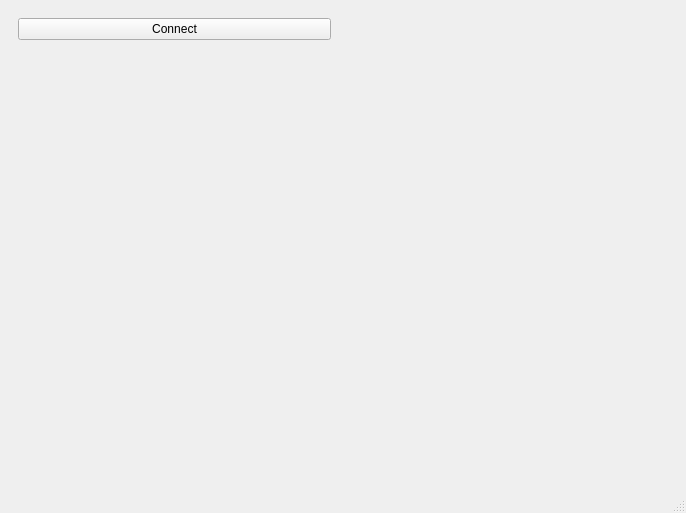
Before: the Qt Designer form dh-gripper-ui/mainwindow.ui in gstorm-b/DH-Gripper-UI, drawn with Qt 5.
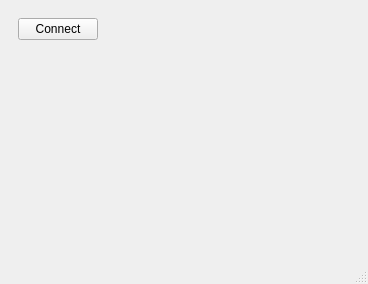
After: the same form once the commit is applied. Custom widgets are drawn as their Qt base class.

```diff
--- a/dh-gripper-ui/mainwindow.ui
+++ b/dh-gripper-ui/mainwindow.ui
@@ -6,8 +6,8 @@
    <rect>
     <x>0</x>
     <y>0</y>
-    <width>686</width>
-    <height>513</height>
+    <width>368</width>
+    <height>284</height>
    </rect>
   </property>
   <property name="windowTitle">
@@ -15,6 +15,19 @@
   </property>
   <widget class="QWidget" name="centralwidget">
    <layout class="QGridLayout" name="gridLayout">
+    <item row="1" column="2">
+     <spacer name="verticalSpacer_2">
+      <property name="orientation">
+       <enum>Qt::Vertical</enum>
+      </property>
+      <property name="sizeHint" stdset="0">
+       <size>
+        <width>20</width>
+        <height>2</height>
+       </size>
+      </property>
+     </spacer>
+    </item>
     <item row="0" column="0">
      <layout class="QVBoxLayout" name="verticalLayout">
       <property name="leftMargin">
@@ -51,7 +64,20 @@
       </item>
      </layout>
     </item>
-    <item row="0" column="1">
+    <item row="0" column="4">
+     <spacer name="horizontalSpacer">
+      <property name="orientation">
+       <enum>Qt::Horizontal</enum>
+      </property>
+      <property name="sizeHint" stdset="0">
+       <size>
+        <width>2</width>
+        <height>20</height>
+       </size>
+      </property>
+     </spacer>
+    </item>
+    <item row="0" column="2">
      <widget class="DhRgiWidget" name="widgetRgiDevice" native="true"/>
     </item>
    </layout>
@@ -75,6 +101,12 @@
    <header location="global">dh-robotic/dhrgiwidget.h</header>
    <container>1</container>
   </customwidget>
+  <customwidget>
+   <class>DhPgcWidget</class>
+   <extends>QWidget</extends>
+   <header location="global">dh-robotic/dhpgcwidget.h</header>
+   <container>1</container>
+  </customwidget>
  </customwidgets>
  <resources/>
  <connections/>
```
Left out of the diff: 5 changed lines with no effect on the pictures.
